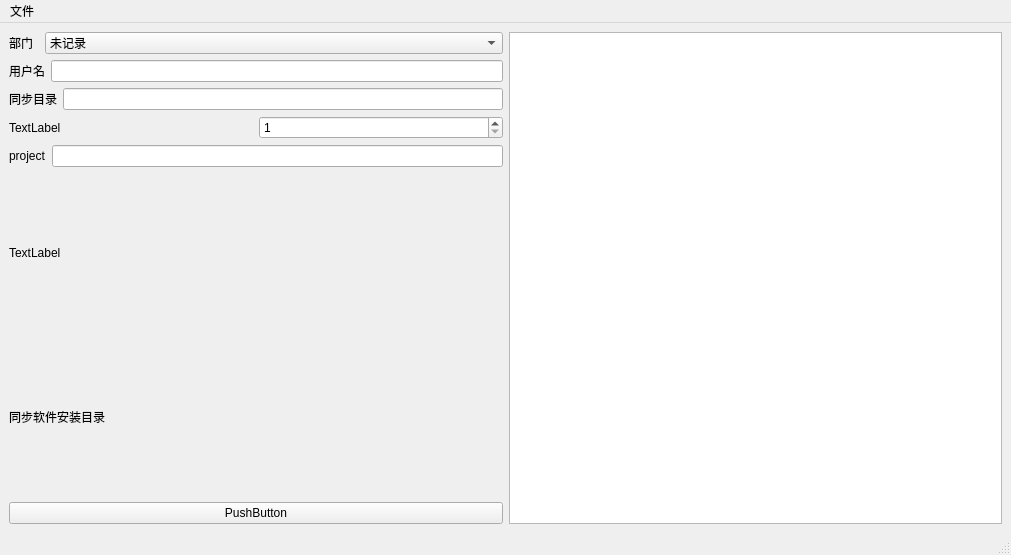
This is UiFile/setting.ui in uuiid/prjQ9-doodle as Qt 5 draws it before an edit. The edited form follows.
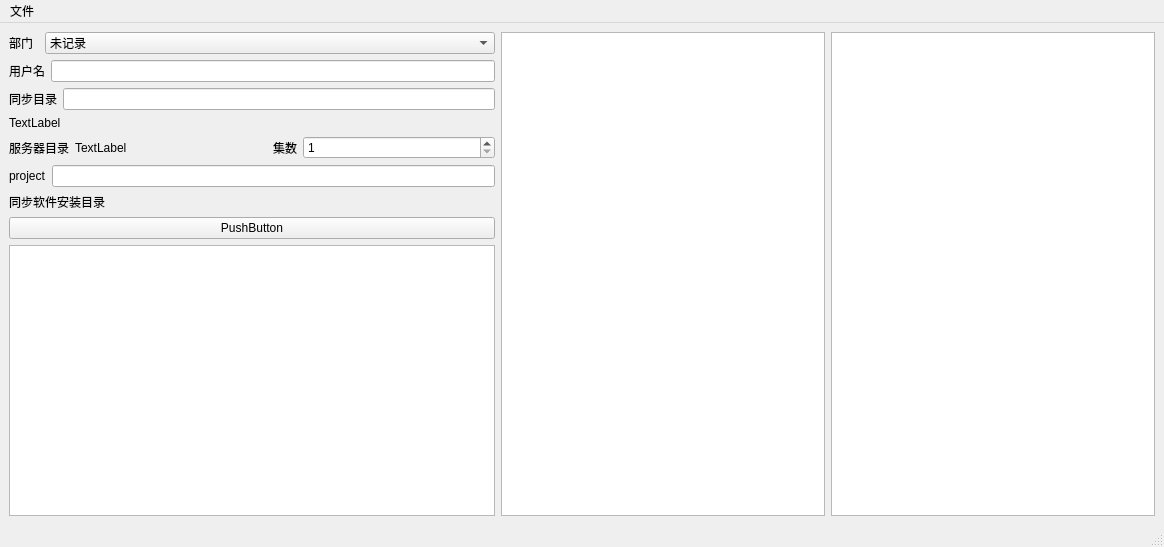
This is the edited form.

```diff
--- a/UiFile/setting.ui
+++ b/UiFile/setting.ui
@@ -6,8 +6,8 @@
    <rect>
     <x>0</x>
     <y>0</y>
-    <width>1011</width>
-    <height>555</height>
+    <width>1164</width>
+    <height>547</height>
    </rect>
   </property>
   <property name="sizePolicy">
@@ -22,7 +22,7 @@
   <widget class="QWidget" name="centralwidget">
    <layout class="QGridLayout" name="gridLayout">
     <item row="0" column="0">
-     <layout class="QHBoxLayout" name="horizontalLayout_4">
+     <layout class="QHBoxLayout" name="horizontalLayout_4" stretch="3,2,2">
       <item>
        <layout class="QVBoxLayout" name="verticalLayout_2">
         <property name="sizeConstraint">
@@ -130,7 +130,21 @@
          </layout>
         </item>
         <item>
-         <layout class="QHBoxLayout" name="horizontalLayout_6">
+         <widget class="QLabel" name="sysTestYing">
+          <property name="text">
+           <string>TextLabel</string>
+          </property>
+         </widget>
+        </item>
+        <item>
+         <layout class="QHBoxLayout" name="horizontalLayout_6" stretch="0,2,0,2">
+          <item>
+           <widget class="QLabel" name="label">
+            <property name="text">
+             <string>服务器目录</string>
+            </property>
+           </widget>
+          </item>
           <item>
            <widget class="QLabel" name="synSever">
             <property name="text">
@@ -138,6 +152,13 @@
             </property>
            </widget>
           </item>
+          <item>
+           <widget class="QLabel" name="label_2">
+            <property name="text">
+             <string>集数</string>
+            </property>
+           </widget>
+          </item>
           <item>
            <widget class="QSpinBox" name="synEp">
             <property name="minimum">
@@ -164,13 +185,6 @@
           </item>
          </layout>
         </item>
-        <item>
-         <widget class="QLabel" name="sysTestYing">
-          <property name="text">
-           <string>TextLabel</string>
-          </property>
-         </widget>
-        </item>
         <item>
          <widget class="QLabel" name="freeFileSync">
           <property name="text">
@@ -185,10 +199,16 @@
           </property>
          </widget>
         </item>
+        <item>
+         <widget class="QTextBrowser" name="textBrowser"/>
+        </item>
        </layout>
       </item>
       <item>
-       <widget class="QTextEdit" name="textEdit"/>
+       <widget class="QListWidget" name="pathSynSever"/>
+      </item>
+      <item>
+       <widget class="QListWidget" name="pathSynLocale"/>
       </item>
      </layout>
     </item>
@@ -199,7 +219,7 @@
     <rect>
      <x>0</x>
      <y>0</y>
-     <width>1011</width>
+     <width>1164</width>
      <height>23</height>
     </rect>
    </property>
```
